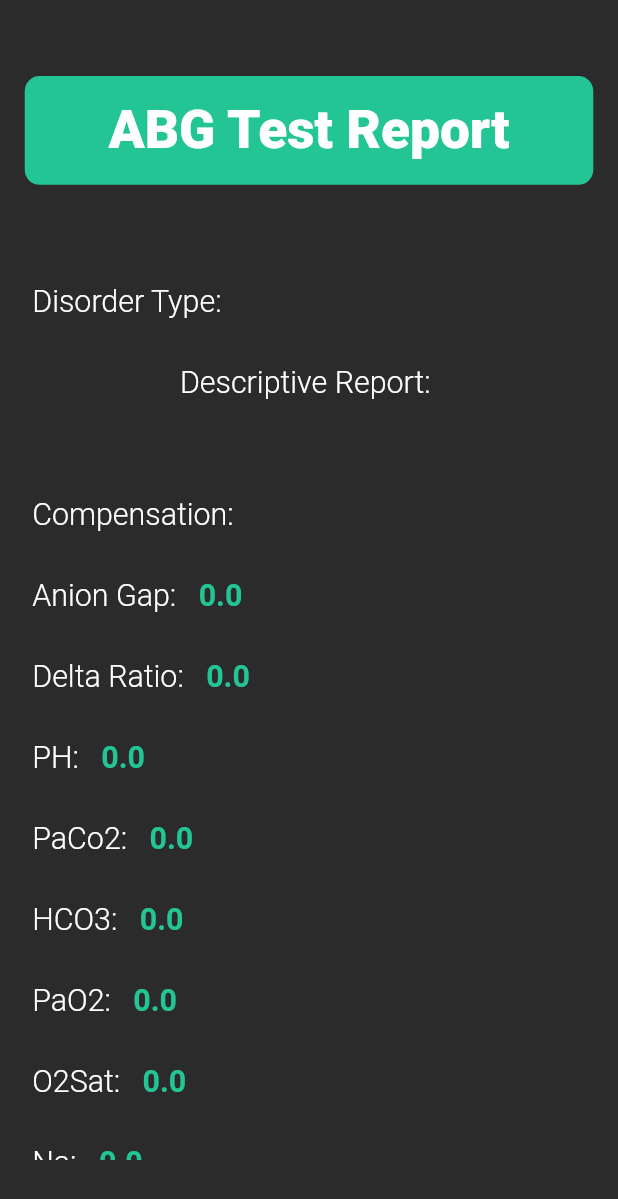
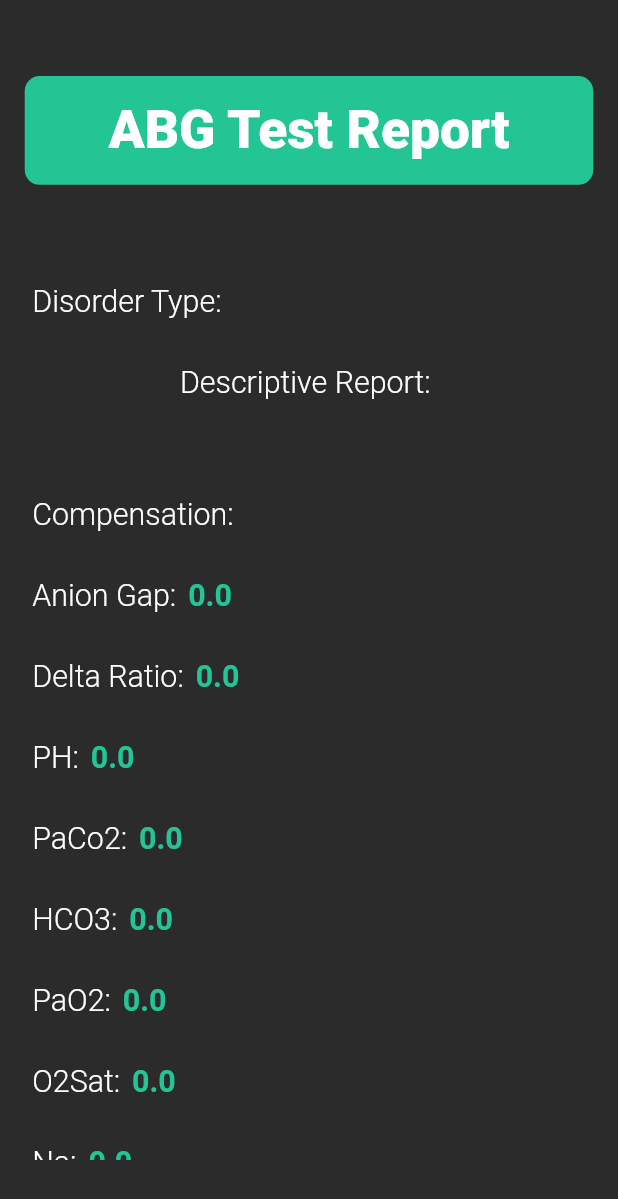
Before and after one commit to AyushSolanki-17/Vayu-Frontend, a Flutter app: the AbgTestReport screen opened directly with empty values, on a phone screen of 412 x 824 dp. Shown: the top 1199 px of the screen. Run offline on Flutter 3.47's test engine with Material 2 defaults, Android fonts, the light colour scheme and no system bars; our stand-ins replace image_picker.

Commit message:
Fixed small loading bugs

```diff
--- a/lib/components/report_boxes/SimpleReportBox.dart
+++ b/lib/components/report_boxes/SimpleReportBox.dart
@@ -13,9 +13,12 @@ class SingleLineReportBox extends StatelessWidget{
       margin: EdgeInsets.symmetric(vertical: 15.0,horizontal: 5.0),
       child: Row(
         children: [
-          Text(reportType,style: TextStyle(fontSize: getProportionateScreenHeight(20), color: AppTheme.white, fontWeight: FontWeight.w300 ),),
-          SizedBox(width: 10.0,),
-          SizedBox(child: Text(reportData, textAlign: TextAlign.justify,style: TextStyle(fontSize: getProportionateScreenHeight(20), color: AppTheme.primaryGreen, fontWeight: FontWeight.w700),)),
+          SizedBox(child: Text(reportType,style: TextStyle(fontSize: getProportionateScreenHeight(20), color: AppTheme.white, fontWeight: FontWeight.w300 ),)),
+
+          SizedBox(child: Padding(
+            padding: const EdgeInsets.symmetric(horizontal: 3.0),
+            child: Text(reportData, textAlign: TextAlign.justify,style: TextStyle(fontSize: getProportionateScreenHeight(20), color: AppTheme.primaryGreen, fontWeight: FontWeight.w700),),
+          )),
 
         ],
       ),
--- a/lib/main.dart
+++ b/lib/main.dart
@@ -1,6 +1,7 @@
 import 'package:flutter/material.dart';
 import 'package:vayu/screens/abg_test/abg_test.dart';
 import 'package:vayu/screens/home_screen/home_screen.dart';
+import 'package:vayu/screens/kommunicate_chatbot/chatbot.dart';
 import 'package:vayu/screens/xray_test/xray_upload.dart';
 
 void main() {
```
Also changed, not shown: lib/screens/abg_test/abg_test.dart (+32 -2 lines), lib/screens/xray_test/xray_upload.dart (+9 -1 lines), lib/screens/kommunicate_chatbot/chatbot.dart (added).
